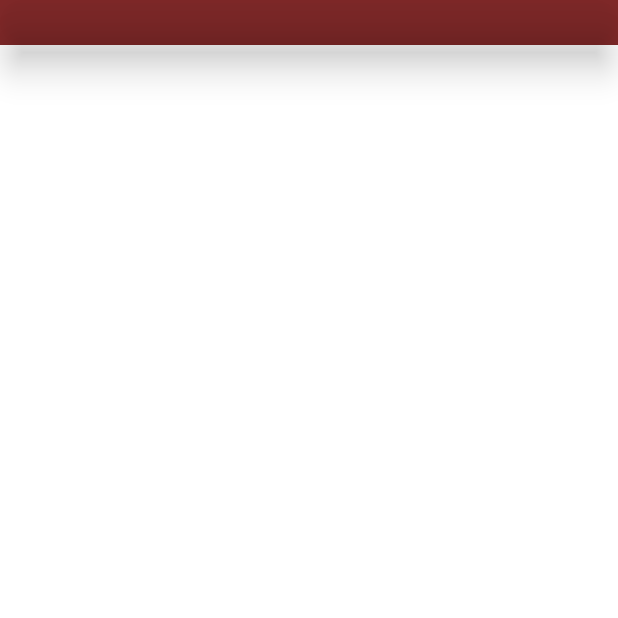
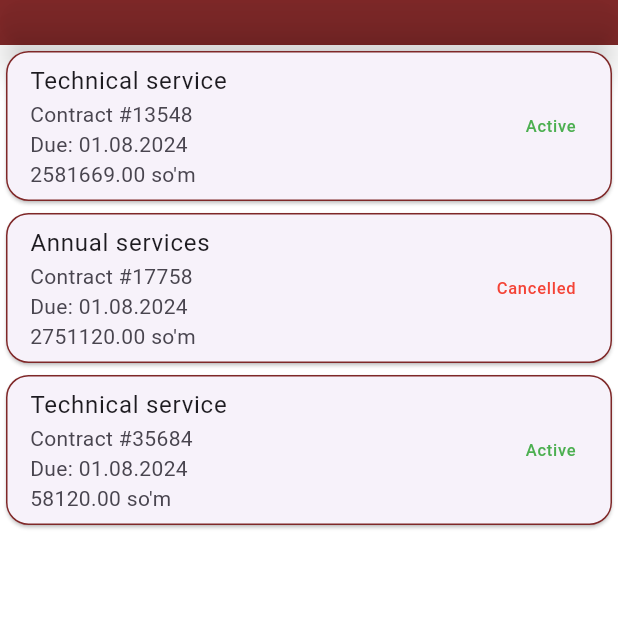
Before and after one commit to abdurasulov1441/vorismobiUXUI, a Flutter app: the Shartnomalar screen opened by its route, on a phone screen of 412 x 824 dp, the top half of it. Run offline on Flutter 3.47's test engine with Material 3 defaults, Android fonts, the phone set to English and light mode, and no system bars; our stand-ins replace cloud_firestore, email_validator, firebase_auth, firebase_core, flutter_svg, persistent_bottom_nav_bar_v2 and 1 more; accounts and stored records are empty.

```diff
--- a/lib/screens/Pages_Basic/accaount_screens/shartnomalar.dart
+++ b/lib/screens/Pages_Basic/accaount_screens/shartnomalar.dart
@@ -1,17 +1,91 @@
 import 'package:flutter/material.dart';
 import 'package:flutter_application_1/components/mini_red_app_bar.dart';
+import 'package:flutter_application_1/style/app_colors.dart';
 
 class Shartnomalar extends StatelessWidget {
   const Shartnomalar({super.key});
 
   @override
   Widget build(BuildContext context) {
-    return const Scaffold(
+    return Scaffold(
       body: Column(
-        children: [
-          MiniRedAppBar(),
-        ],
+        children: [MiniRedAppBar(), ContractsPage()],
       ),
     );
   }
 }
+
+List<Contract> contracts = [
+  Contract(
+      type: 'Technical service',
+      number: '#13548',
+      dueDate: '01.08.2024',
+      amount: 2581669.00,
+      isActive: true),
+  Contract(
+      type: 'Annual services',
+      number: '#17758',
+      dueDate: '01.08.2024',
+      amount: 2751120.00,
+      isActive: false),
+  Contract(
+      type: 'Technical service',
+      number: '#35684',
+      dueDate: '01.08.2024',
+      amount: 58120.00,
+      isActive: true),
+];
+
+class Contract {
+  final String type;
+  final String number;
+  final String dueDate;
+  final double amount;
+  final bool isActive;
+
+  Contract(
+      {required this.type,
+      required this.number,
+      required this.dueDate,
+      required this.amount,
+      required this.isActive});
+}
+
+class ContractsPage extends StatelessWidget {
+  @override
+  Widget build(BuildContext context) {
+    return Expanded(
+      child: Container(
+        width: double.infinity,
+        child: ListView.builder(
+          itemCount: contracts.length,
+          itemBuilder: (context, index) {
+            final contract = contracts[index];
+            return Card(
+              shape: RoundedRectangleBorder(
+                  side: const BorderSide(
+                      color: AppColors.lightIconGuardColor, width: 1),
+                  borderRadius: BorderRadius.circular(15)),
+              child: ListTile(
+                title: Text(
+                  contract.type,
+                ),
+                subtitle: Column(
+                  crossAxisAlignment: CrossAxisAlignment.start,
+                  children: <Widget>[
+                    Text('Contract ${contract.number}'),
+                    Text('Due: ${contract.dueDate}'),
+                    Text('${contract.amount.toStringAsFixed(2)} so\'m'),
+                  ],
+                ),
+                trailing: contract.isActive
+                    ? Text('Active', style: TextStyle(color: Colors.green))
+                    : Text('Cancelled', style: TextStyle(color: Colors.red)),
+              ),
+            );
+          },
+        ),
+      ),
+    );
+  }
+}
```
